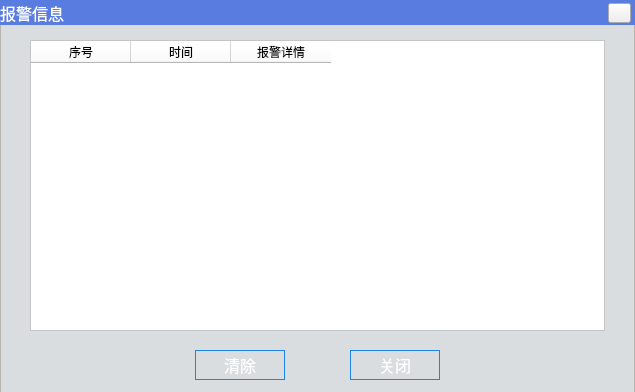
Qt form alarmwidget.ui (1157889734/x86MyAppliction) before a commit.
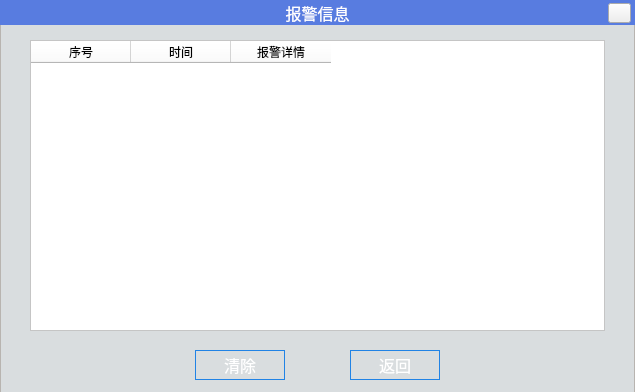
The same form after that commit. Icons and pictures are not drawn.

```diff
--- a/alarmwidget.ui
+++ b/alarmwidget.ui
@@ -74,7 +74,7 @@
      <string>报警信息</string>
     </property>
     <property name="alignment">
-     <set>Qt::AlignLeading|Qt::AlignLeft|Qt::AlignVCenter</set>
+     <set>Qt::AlignCenter</set>
     </property>
    </widget>
    <widget class="QTableWidget" name="tableWidget">
@@ -173,7 +173,7 @@
 border-style: solid;</string>
     </property>
     <property name="text">
-     <string>关闭</string>
+     <string>返回</string>
     </property>
    </widget>
   </widget>
```
